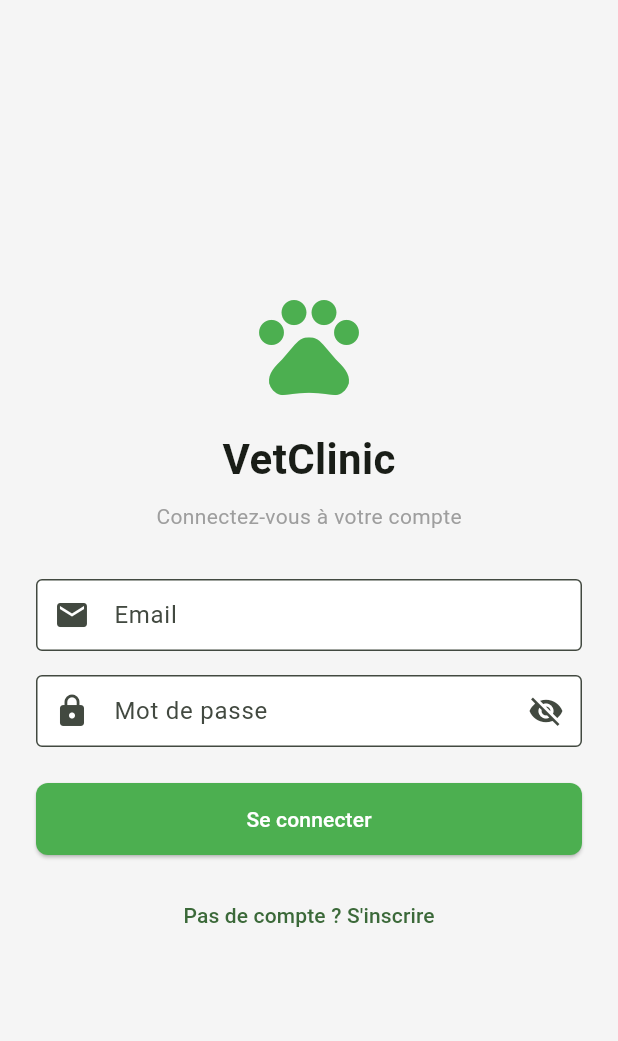
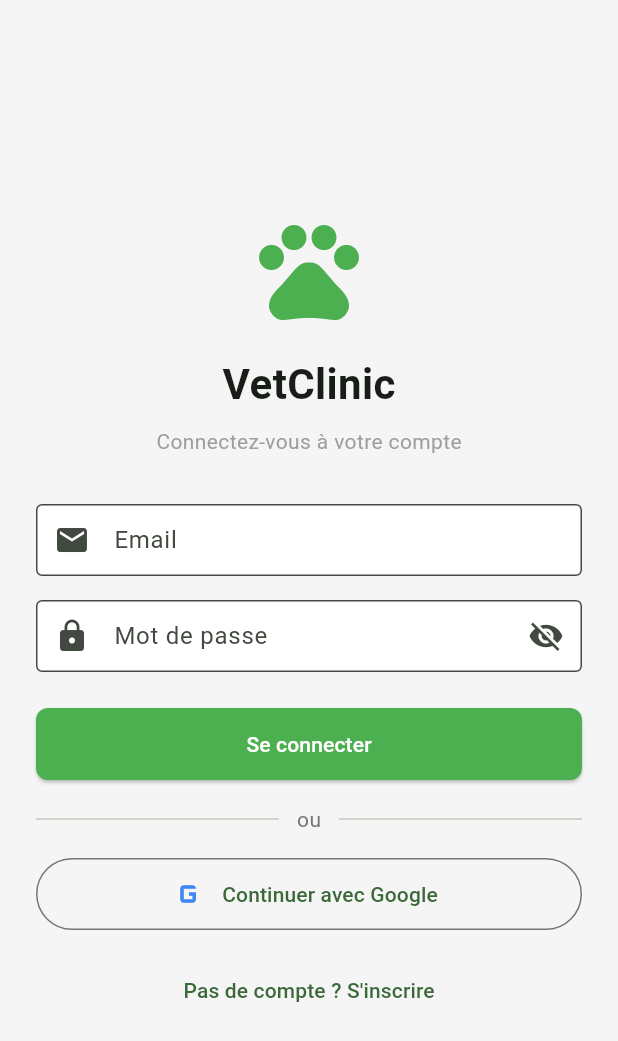
Before and after one commit to rahmabarouni/vetclinic-, a Flutter app: the screen it shows after launch, on a phone screen of 412 x 824 dp. Shown: the top 1041 px of the screen. Run offline on Flutter 3.47's test engine with Material 3 defaults, Android fonts, the phone set to English and light mode, and no system bars; our stand-ins replace dio, flutter_riverpod, flutter_secure_storage, google_sign_in.

Commit message:
Phase 2c: Google Sign-In button in Flutter app

```diff
--- a/vetclinic_app/lib/screens/login_screen.dart
+++ b/vetclinic_app/lib/screens/login_screen.dart
@@ -1,5 +1,6 @@
 import 'package:flutter/material.dart';
 import 'package:flutter_riverpod/flutter_riverpod.dart';
+import 'package:google_sign_in/google_sign_in.dart';
 import '../providers/auth_provider.dart';
 import '../theme/app_theme.dart';
 import 'register_screen.dart';
@@ -30,6 +31,19 @@ class _LoginScreenState extends ConsumerState<LoginScreen> {
             _emailController.text.trim(),
             _passwordController.text,
           );
+    }
+  }
+
+  Future<void> _handleGoogleSignIn() async {
+    try {
+      final gsi = GoogleSignIn.instance;
+      await gsi.initialize();
+      final googleUser = await gsi.authenticate();
+      final idToken = googleUser.authentication.idToken;
+      if (idToken == null) return;
+      await ref.read(authProvider.notifier).loginWithGoogle(idToken: idToken);
+    } catch (e) {
+      // Les erreurs sont affichées via le listener sur authProvider.
     }
   }
 
@@ -133,6 +147,32 @@ class _LoginScreenState extends ConsumerState<LoginScreen> {
                   ),
                 ),
                 const SizedBox(height: 16),
+                Row(
+                  children: [
+                    const Expanded(child: Divider()),
+                    Padding(
+                      padding: const EdgeInsets.symmetric(horizontal: 12),
+                      child: Text(
+                        'ou',
+                        style: TextStyle(color: Colors.grey.shade600),
+                      ),
+                    ),
+                    const Expanded(child: Divider()),
+                  ],
+                ),
+                const SizedBox(height: 16),
+                SizedBox(
+                  width: double.infinity,
+                  height: 48,
+                  child: OutlinedButton.icon(
+                    onPressed: authState.status == AuthStatus.loading
+                        ? null
+                        : _handleGoogleSignIn,
+                    icon: const Icon(Icons.g_mobiledata, size: 28, color: Color(0xFF4285F4)),
+                    label: const Text('Continuer avec Google'),
+                  ),
+                ),
+                const SizedBox(height: 16),
                 TextButton(
                   onPressed: () {
                     Navigator.push(
--- a/vetclinic_app/pubspec.yaml
+++ b/vetclinic_app/pubspec.yaml
@@ -38,6 +38,7 @@ dependencies:
   flutter_riverpod: ^2.6.1
   flutter_secure_storage: ^11.0.0
   web_socket_channel: ^3.0.3
+  google_sign_in: ^7.2.0
 
 dev_dependencies:
   flutter_test:
```
Also changed, not shown: vetclinic_app/lib/providers/auth_provider.dart (+22 -0 lines), vetclinic_app/lib/services/api_service.dart (+9 -0 lines), vetclinic_app/pubspec.lock, 2 other files.
